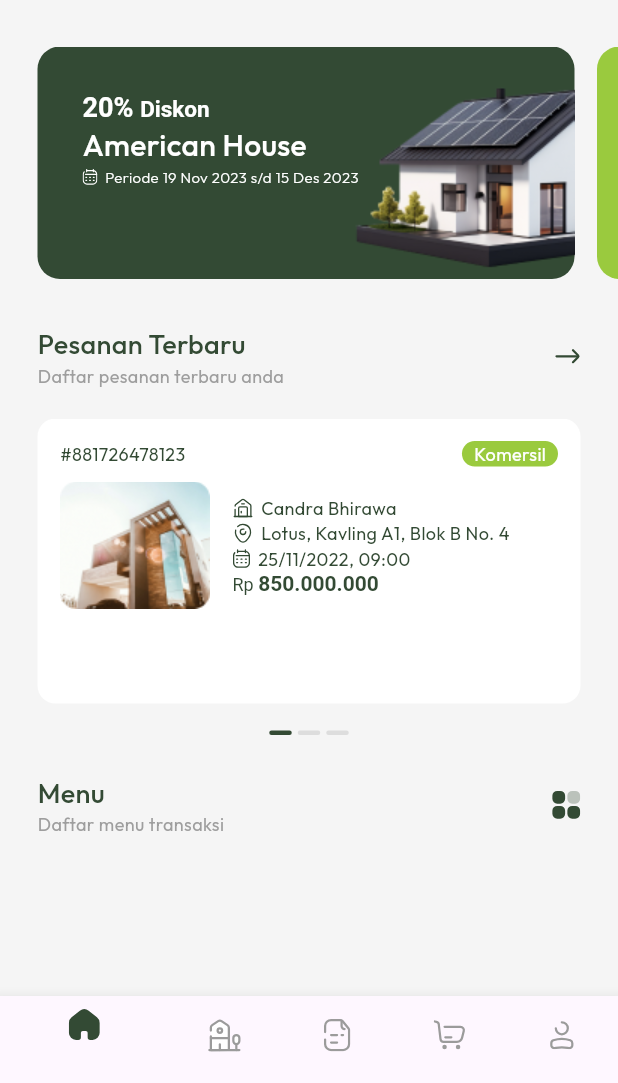
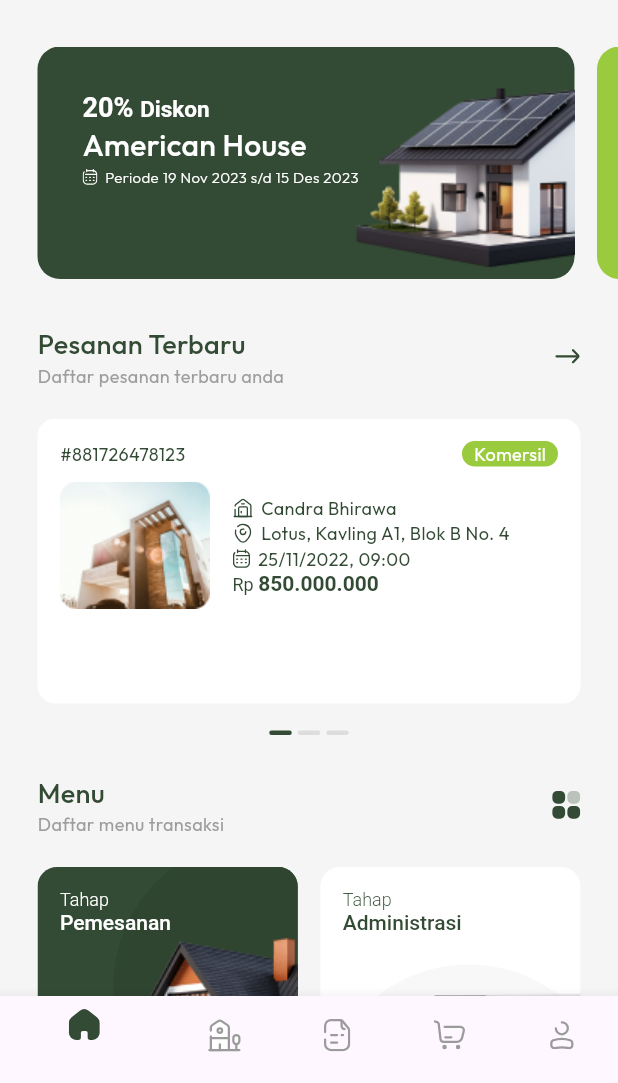
Before and after one commit to dna2121/flutter-ui-home-property, a Flutter app: the screen it shows after launch, scrolled down 81 dp, after a tap on "Eksplor Properti", on a phone screen of 412 x 824 dp, the part 153-1236 px from its top. Run offline on Flutter 3.47's test engine with Material 3 defaults, Android fonts, the light colour scheme and no system bars; our stand-ins replace flutter_svg, get.

Commit message:
menu card ui done

```diff
--- a/lib/app/modules/home/controllers/home_controller.dart
+++ b/lib/app/modules/home/controllers/home_controller.dart
@@ -7,4 +7,11 @@ class HomeController extends GetxController {
     tabIndex.value = index;
     update();
   }
+
+  var percent = 0.5.obs;
+
+  void updatePercent(double newPercent) {
+    percent.value = newPercent;
+  }
+
 }
--- a/lib/app/modules/home/views/home_order_view.dart
+++ b/lib/app/modules/home/views/home_order_view.dart
@@ -1,4 +1,4 @@
-import 'package:carousel_slider/carousel_slider.dart';
+// import 'package:carousel_slider/carousel_slider.dart';
 import 'package:flutter/material.dart';
 import 'package:flutter_svg/svg.dart';
 import 'package:flutter_ui_home_property/app/modules/home/controllers/home_controller.dart';
@@ -8,6 +8,8 @@ import 'package:get/get.dart';
 
 import '../../../../color.dart';
 import '../../../../widget/banners.dart';
+import '../../../../widget/bottom_nav_bar.dart';
+import '../../../../widget/menu_card.dart';
 import '../../../../widget/slider_content1.dart';
 import '../../../../widget/slider_content2.dart';
 import '../../../../widget/slider_content3.dart';
@@ -18,41 +20,10 @@ class HomeOrderView extends GetView<HomeController> {
   @override
   Widget build(BuildContext context) {
     var current = 0.obs;
-    final CarouselController carouselController = CarouselController();
+    // final CarouselController carouselController = CarouselController();
 
     return Scaffold(
-      bottomNavigationBar: Obx(
-        () => BottomNavigationBar(
-            onTap: controller.changeTabIndex,
-            currentIndex: controller.tabIndex.value,
-            items: [
-              BottomNavigationBarItem(
-                icon: SvgPicture.asset('assets/svg/Home-outline.svg'),
-                activeIcon: SvgPicture.asset('assets/svg/Home-filled.svg'),
-                label: '',
-              ),
-              BottomNavigationBarItem(
-                icon: SvgPicture.asset('assets/svg/building-3.svg'),
-                activeIcon: SvgPicture.asset('assets/svg/Building-filled.svg'),
-                label: '',
-              ),
-              BottomNavigationBarItem(
-                icon: SvgPicture.asset('assets/svg/Document-outline.svg'),
-                activeIcon: SvgPicture.asset('assets/svg/Document-filled.svg'),
-                label: '',
-              ),
-              BottomNavigationBarItem(
-                icon: SvgPicture.asset('assets/svg/Cart-outline.svg'),
-                activeIcon: SvgPicture.asset('assets/svg/Cart-filled.svg'),
-                label: '',
-              ),
-              BottomNavigationBarItem(
-                icon: SvgPicture.asset('assets/svg/User-outline.svg'),
-                activeIcon: SvgPicture.asset('assets/svg/User-filled.svg'),
-                label: '',
-              ),
-            ]),
-      ),
+      bottomNavigationBar: BottomNavBar(controller: controller),
       body: SafeArea(
         child: SingleChildScrollView(
           child: Column(
@@ -113,17 +84,6 @@ class HomeOrderView extends GetView<HomeController> {
               // slider
               Column(
                 children: [
-                  // CarouselSlider(
-                  //   // carouselController: carouselController,
-                  //   options: CarouselOptions(
-                  //     aspectRatio: 19/10,
-                  //       enableInfiniteScroll: false,
-                  //       onPageChanged: (index, reason) {
-                  //         current.value = index;
-                  //       }),
-                  //   items: [SliderContent1(), SliderContent2()],
-                  // ),
-
                   SizedBox(
                     height: 190,
                     child: PageView(
@@ -221,6 +181,74 @@ class HomeOrderView extends GetView<HomeController> {
                   )
                 ],
               ),
+
+              const SizedBox(height: 20),
+
+              // transaction menu
+              Padding(
+                padding: const EdgeInsets.symmetric(horizontal: 25),
+                child: GridView.count(
+                  crossAxisCount: 2,
+                  shrinkWrap: true,
+                  mainAxisSpacing: 20,
+                  crossAxisSpacing: 15,
+                  physics: const NeverScrollableScrollPhysics(),
+                  children: [
+                    MenuCard(
+                      colorBaseContainer: AppColor.baseGreen,
+                      colorShadowContainer: const Color.fromRGBO(47, 69, 48, 1),
+                      colorText1: AppColor.baseWhite,
+                      colorText2: AppColor.baseWhite,
+                      positionedRight: -75,
+                      positionedTop: -30,
+                      imageAsset: 'assets/image/pemesanan.png',
+                      tahap: 'Pemesanan',
+                      percent: '100',
+                      value: 1,
+                      valueColor: Colors.red,
+                    ),
+                    MenuCard(
+                      colorBaseContainer: AppColor.baseWhite,
+                      colorText1: AppColor.baseGreen,
+                      colorText2: AppColor.baseGreen,
+                      colorShadowContainer:
+                          const Color.fromRGBO(248, 248, 248, 1),
+                      positionedBottom: -100,
+                      imageAsset: 'assets/image/administrasi.png',
+                      tahap: 'Administrasi',
+                      percent: '50',
+                      value: 0.5,
+                      valueColor: AppColor.baseGreen,
+                    ),
+                    MenuCard(
+                      colorBaseContainer: AppColor.baseWhite,
+                      colorText1: AppColor.baseGreen,
+                      colorText2: AppColor.baseGreen,
+                      colorShadowContainer:
+                          const Color.fromRGBO(248, 248, 248, 1),
+                      positionedBottom: -100,
+                      imageAsset: 'assets/image/pembangunan.png',
+                      tahap: 'Pembangunan',
+                      percent: '0',
+                      value: 0,
+                      valueColor: AppColor.gray400,
+                    ),
+                    MenuCard(
+                      colorBaseContainer: AppColor.baseWhite,
+                      colorText1: AppColor.baseGreen,
+                      colorText2: AppColor.baseGreen,
+                      colorShadowContainer:
+                          const Color.fromRGBO(248, 248, 248, 1),
+                      positionedBottom: -100,
+                      imageAsset: 'assets/image/akad.png',
+                      tahap: 'Akad & Serah Terima',
+                      percent: '0',
+                      value: 0,
+                      valueColor: AppColor.gray400,
+                    ),
+                  ],
+                ),
+              )
             ],
           ),
         ),
--- a/lib/app/modules/home/views/home_view.dart
+++ b/lib/app/modules/home/views/home_view.dart
@@ -77,7 +77,7 @@ class HomeView extends GetView<HomeController> {
               ),
               const SizedBox(height: 10),
               ElevatedButton.icon(
-                onPressed: () => Get.toNamed(Routes.HOMEORDER),
+                onPressed: () => Get.offAllNamed(Routes.HOMEORDER),
                 icon: SvgPicture.asset('assets/svg/Search.svg'),
                 label: const Text(
                   "Eksplor Properti",
--- a/lib/color.dart
+++ b/lib/color.dart
@@ -8,6 +8,7 @@ class AppColor {
   static const Color gray100 = Color.fromRGBO(221, 221, 221, 1);
   static const Color gray200 = Color.fromRGBO(155, 155, 155, 1);
   static const Color gray300 = Color.fromRGBO(171, 171, 171, 1);
+  static const Color gray400 = Color.fromRGBO(226, 233, 226, 1);
 
   static const Color background = Color.fromRGBO(245, 245, 245, 1);
 }
--- /dev/null
+++ b/lib/widget/bottom_nav_bar.dart
@@ -0,0 +1,50 @@
+import 'package:flutter/material.dart';
+import 'package:flutter_svg/svg.dart';
+import 'package:get/get.dart';
+
+import '../app/modules/home/controllers/home_controller.dart';
+
+class BottomNavBar extends StatelessWidget {
+  const BottomNavBar({
+    super.key,
+    required this.controller,
+  });
+
+  final HomeController controller;
+
+  @override
+  Widget build(BuildContext context) {
+    return Obx(
+      () => BottomNavigationBar(
+          onTap: controller.changeTabIndex,
+          currentIndex: controller.tabIndex.value,
+          items: [
+            BottomNavigationBarItem(
+              icon: SvgPicture.asset('assets/svg/Home-outline.svg'),
+              activeIcon: SvgPicture.asset('assets/svg/Home-filled.svg'),
+              label: '',
+            ),
+            BottomNavigationBarItem(
+              icon: SvgPicture.asset('assets/svg/building-3.svg'),
+              activeIcon: SvgPicture.asset('assets/svg/Building-filled.svg'),
+              label: '',
+            ),
+            BottomNavigationBarItem(
+              icon: SvgPicture.asset('assets/svg/Document-outline.svg'),
+              activeIcon: SvgPicture.asset('assets/svg/Document-filled.svg'),
+              label: '',
+            ),
+            BottomNavigationBarItem(
+              icon: SvgPicture.asset('assets/svg/Cart-outline.svg'),
+              activeIcon: SvgPicture.asset('assets/svg/Cart-filled.svg'),
+              label: '',
+            ),
+            BottomNavigationBarItem(
+              icon: SvgPicture.asset('assets/svg/User-outline.svg'),
+              activeIcon: SvgPicture.asset('assets/svg/User-filled.svg'),
+              label: '',
+            ),
+          ]),
+    );
+  }
+}
--- /dev/null
+++ b/lib/widget/menu_card.dart
@@ -0,0 +1,98 @@
+import 'package:flutter/material.dart';
+
+import 'progress_percentage.dart';
+
+class MenuCard extends StatelessWidget {
+  MenuCard(
+      {super.key,
+      this.positionedBottom,
+      this.positionedRight,
+      this.positionedTop,
+      required this.colorBaseContainer,
+      required this.colorShadowContainer,
+      required this.colorText1,
+      required this.colorText2,
+      required this.imageAsset,
+      required this.tahap,
+      required this.percent,
+      required this.value,
+      required this.valueColor});
+
+  double? positionedRight;
+  double? positionedTop;
+  double? positionedBottom;
+
+  Color colorBaseContainer;
+  Color colorShadowContainer;
+  Color colorText1;
+  Color colorText2;
+
+  String imageAsset;
+  String tahap;
+
+  String percent;
+  double value;
+  Color valueColor;
+
+  @override
+  Widget build(BuildContext context) {
+    return ClipRRect(
+      borderRadius: BorderRadius.circular(13),
+      child: Container(
+        decoration: BoxDecoration(
+          color: colorBaseContainer,
+        ),
+        child: Stack(
+          children: [
+            Positioned(
+              right: positionedRight,
+              top: positionedTop,
+              bottom: positionedBottom,
+              child: Container(
+                height: 219,
+                width: 198,
+                decoration: BoxDecoration(
+                    shape: BoxShape.circle, color: colorShadowContainer),
+              ),
+            ),
+            Align(
+                alignment: Alignment.bottomRight,
+                child: Image.asset(imageAsset)),
+            Column(
+              crossAxisAlignment: CrossAxisAlignment.start,
+              children: [
+                Padding(
+                  padding: const EdgeInsets.only(left: 15, top: 15),
+                  child: RichText(
+                      text: TextSpan(
+                          style: const TextStyle(fontFamily: 'Outfit'),
+                          children: [
+                        TextSpan(
+                            text: "Tahap\n",
+                            style: TextStyle(
+                                fontWeight: FontWeight.w300,
+                                fontSize: 12,
+                                color: colorText1)),
+                        TextSpan(
+                            text: tahap,
+                            style: TextStyle(
+                                fontWeight: FontWeight.w500, color: colorText2))
+                      ])),
+                ),
+                const Spacer(),
+                Padding(
+                  padding: const EdgeInsets.only(left: 15, bottom: 15),
+                  child: ProgressPercentage(
+                    percent: percent,
+                    value: value,
+                    valueColor: valueColor,
+                  ),
+                )
+              ],
+            )
+          ],
+        ),
+      ),
+    );
+  }
+}
--- /dev/null
+++ b/lib/widget/progress_percentage.dart
@@ -0,0 +1,54 @@
+import 'package:flutter/material.dart';
+
+import '../color.dart';
+
+class ProgressPercentage extends StatelessWidget {
+  ProgressPercentage(
+      {super.key,
+      required this.percent,
+      required this.value,
+      required this.valueColor});
+
+  double value;
+  Color valueColor;
+  String percent;
+
+  @override
+  Widget build(BuildContext context) {
+    return Stack(
+      alignment: Alignment.center,
+      children: [
+        Container(
+          decoration: const BoxDecoration(
+            shape: BoxShape.circle,
+            boxShadow: [
+              BoxShadow(
+                color: Color.fromRGBO(9, 19, 10, 0.16),
+                offset: Offset(0, 5),
+                blurRadius: 2.5,
+                spreadRadius: 0,
+              ),
+            ],
+          ),
+          child: CircularProgressIndicator(
+              // strokeWidth: 4,
+              strokeCap: StrokeCap.round,
+              backgroundColor: AppColor.gray400,
+              value: value,
+              valueColor: AlwaysStoppedAnimation<Color>(valueColor)),
+        ),
+        RichText(
+            text: TextSpan(
+                style: const TextStyle(fontFamily: 'Outfit'),
+                children: [
+              TextSpan(
+                  text: percent,
+                  style: const TextStyle(fontWeight: FontWeight.w600, fontSize: 12)),
+              const TextSpan(
+                  text: "%",
+                  style: TextStyle(fontWeight: FontWeight.w500, fontSize: 5))
+            ])),
+      ],
+    );
+  }
+}
```
Also changed, not shown: assets/image/administrasi.png (added), assets/image/akad.png (added), assets/image/pembangunan.png (added), assets/image/pemesanan.png (added).
